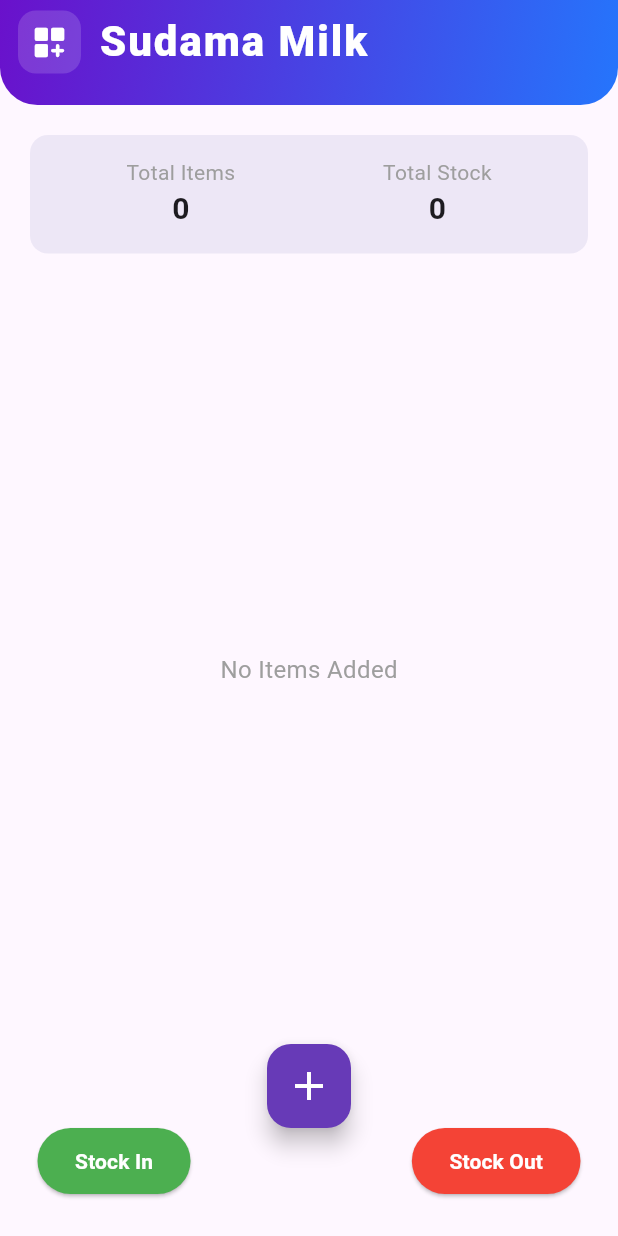
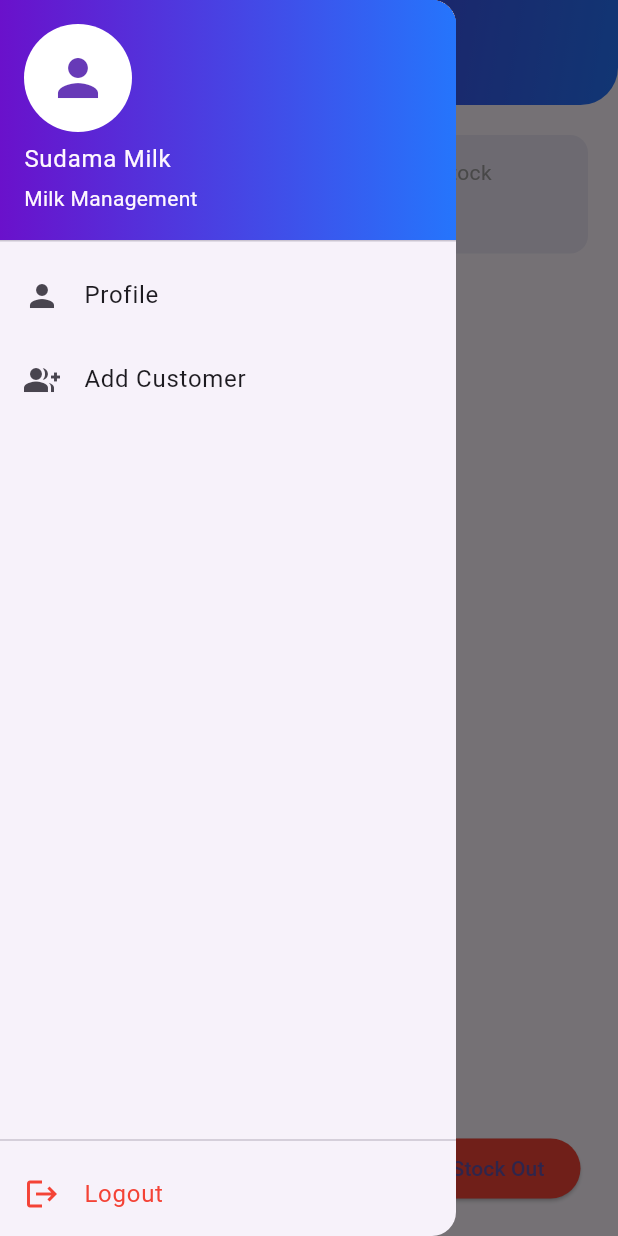
Before and after one commit to umeshsachala/sudama_milk, a Flutter app: the Homescreen screen opened directly, with the side drawer open (before the commit the screen has no drawer), on a phone screen of 412 x 824 dp. Run offline on Flutter 3.47's test engine with Material 3 defaults, Android fonts, the phone set to English and light mode, and no system bars; our stand-ins replace cloud_firestore, firebase_auth, firebase_core, google_sign_in; accounts and stored records are empty.

Commit message:
correct that

```diff
--- a/lib/screens/home_screen.dart
+++ b/lib/screens/home_screen.dart
@@ -3,7 +3,7 @@ import 'package:flutter/material.dart';
 import 'item_management/add_item_screen.dart';
 import 'item_management/stock_in_screen.dart';
 import 'item_management/stock_out_screen.dart';
-import 'item_management/item_detail_screen.dart'; // new import
+import 'item_management/item_detail_screen.dart';
 
 class Homescreen extends StatefulWidget {
   const Homescreen({super.key});
@@ -13,18 +13,24 @@ class Homescreen extends StatefulWidget {
 }
 
 class _HomescreenState extends State<Homescreen> {
-  final CollectionReference itemsRef = FirebaseFirestore.instance.collection('items');
+  final CollectionReference itemsRef =
+  FirebaseFirestore.instance.collection('items');
+
+  final GlobalKey<ScaffoldState> _scaffoldKey = GlobalKey<ScaffoldState>();
 
   @override
   Widget build(BuildContext context) {
     return Scaffold(
+      key: _scaffoldKey,
+      drawer: _appDrawer(context),
+
+      // ---------------- APP BAR ----------------
       appBar: PreferredSize(
         preferredSize: const Size.fromHeight(70),
         child: AppBar(
           elevation: 0,
           automaticallyImplyLeading: false,
           backgroundColor: Colors.transparent,
-
           flexibleSpace: Container(
             decoration: const BoxDecoration(
               gradient: LinearGradient(
@@ -38,15 +44,14 @@ class _HomescreenState extends State<Homescreen> {
               ),
             ),
           ),
-
           titleSpacing: 0,
-
           title: Row(
             children: [
               const SizedBox(width: 12),
 
-              // Left Icon (Glow Effect)
-              Container(
+              GestureDetector(
+                onTap: () => _scaffoldKey.currentState!.openDrawer(),
+                child: Container(
                   padding: const EdgeInsets.all(8),
                   decoration: BoxDecoration(
                     color: Colors.white.withOpacity(0.15),
@@ -58,10 +63,10 @@ class _HomescreenState extends State<Homescreen> {
                     color: Colors.white,
                   ),
                 ),
+              ),
 
               const SizedBox(width: 12),
 
-              // Title
               const Text(
                 "Sudama Milk",
                 style: TextStyle(
@@ -76,34 +81,25 @@ class _HomescreenState extends State<Homescreen> {
         ),
       ),
 
+      // ---------------- BODY ----------------
       body: Padding(
-        padding: const EdgeInsets.symmetric(vertical: 20, horizontal: 20),
+        padding: const EdgeInsets.all(20),
         child: Column(
           children: [
-            // STATS: get totals from snapshot
+            // -------- STATS --------
             StreamBuilder<QuerySnapshot>(
               stream: itemsRef.snapshots(),
               builder: (context, snap) {
-                if (snap.hasError) {
-                  return const Text('Error loading stats');
-                }
                 if (!snap.hasData) {
-                  return Container(
-                    padding: const EdgeInsets.all(15),
-                    decoration: BoxDecoration(
-                      color: Colors.deepPurple.shade50,
-                      borderRadius: BorderRadius.circular(12),
-                    ),
-                    child: const Center(child: CircularProgressIndicator()),
-                  );
+                  return const CircularProgressIndicator();
                 }
 
                 final docs = snap.data!.docs;
                 final totalItems = docs.length;
                 int totalStock = 0;
+
                 for (var d in docs) {
-                  final s = d.get('stock') ?? 0;
-                  totalStock += (s is int) ? s : int.tryParse(s.toString()) ?? 0;
+                  totalStock += (d['stock'] ?? 0) as int;
                 }
 
                 return Container(
@@ -117,14 +113,20 @@ class _HomescreenState extends State<Homescreen> {
                     children: [
                       Column(
                         children: [
-                          const Text("Total Items", style: TextStyle(fontSize: 14, color: Colors.grey)),
-                          Text("$totalItems", style: const TextStyle(fontSize: 20, fontWeight: FontWeight.bold)),
+                          const Text("Total Items",
+                              style: TextStyle(color: Colors.grey)),
+                          Text("$totalItems",
+                              style: const TextStyle(
+                                  fontSize: 20, fontWeight: FontWeight.bold)),
                         ],
                       ),
                       Column(
                         children: [
-                          const Text("Total Stock", style: TextStyle(fontSize: 14, color: Colors.grey)),
-                          Text("$totalStock", style: const TextStyle(fontSize: 20, fontWeight: FontWeight.bold)),
+                          const Text("Total Stock",
+                              style: TextStyle(color: Colors.grey)),
+                          Text("$totalStock",
+                              style: const TextStyle(
+                                  fontSize: 20, fontWeight: FontWeight.bold)),
                         ],
                       ),
                     ],
@@ -135,22 +137,20 @@ class _HomescreenState extends State<Homescreen> {
 
             const SizedBox(height: 20),
 
-            // ITEMS LIST
+            // -------- ITEM LIST --------
             Expanded(
               child: StreamBuilder<QuerySnapshot>(
-                stream: itemsRef.orderBy('updatedAt', descending: true).snapshots(),
-                builder: (context, snapshot) {
-                  if (snapshot.hasError) {
-                    return const Center(child: Text("Error loading items"));
+                stream: itemsRef
+                    .orderBy('updatedAt', descending: true)
+                    .snapshots(),
+                builder: (context, snap) {
+                  if (!snap.hasData) {
+                    return const CircularProgressIndicator();
                   }
-                  if (!snapshot.hasData) {
-                    return const Center(child: CircularProgressIndicator());
-                  }
-                  final docs = snapshot.data!.docs;
+
+                  final docs = snap.data!.docs;
                   if (docs.isEmpty) {
-                    return const Center(
-                      child: Text("No Items Added", style: TextStyle(fontSize: 16, color: Colors.grey)),
-                    );
+                    return const Center(child: Text("No Items Found"));
                   }
 
                   return ListView.builder(
@@ -158,46 +158,23 @@ class _HomescreenState extends State<Homescreen> {
                     itemBuilder: (context, i) {
                       final doc = docs[i];
                       final data = doc.data() as Map<String, dynamic>;
-                      final name = data['name'] ?? 'Unnamed';
-                      final stock = data['stock'] ?? 0;
-                      final ts = data['updatedAt'];
-                      DateTime updated;
-                      if (ts is Timestamp) {
-                        updated = ts.toDate();
-                      } else if (ts is DateTime) {
-                        updated = ts;
-                      } else {
-                        updated = DateTime.now();
-                      }
-                      final hour = (updated.hour % 12 == 0 ? 12 : updated.hour % 12).toString().padLeft(2, '0');
-                      final minute = updated.minute.toString().padLeft(2, '0');
-                      final period = updated.hour >= 12 ? "PM" : "AM";
 
                       return Card(
                         child: ListTile(
-                          title: Text(name),
-                          subtitle: Text("Stock: $stock\nLast update: $hour:$minute $period  ${updated.day}/${updated.month}/${updated.year}"),
+                          title: Text(data['name'] ?? ''),
+                          subtitle:
+                          Text("Stock: ${data['stock'] ?? 0}"),
                           onTap: () {
                             Navigator.push(
                               context,
                               MaterialPageRoute(
-                                builder: (_) => ItemDetailScreen(itemId: doc.id, itemName: name),
+                                builder: (_) => ItemDetailScreen(
+                                  itemId: doc.id,
+                                  itemName: data['name'],
+                                ),
                               ),
                             );
                           },
-                          // trailing: PopupMenuButton<String>(
-                          //   onSelected: (v) async {
-                          //     if (v == 'delete') {
-                          //       await itemsRef.doc(doc.id).delete();
-                          //     } else if (v == 'edit') {
-                          //       // optional: implement edit dialog or screen
-                          //     }
-                          //   },
-                          //   itemBuilder: (_) => const [
-                          //     PopupMenuItem(value: 'edit', child: Text('Edit')),
-                          //     PopupMenuItem(value: 'delete', child: Text('Delete')),
-                          //   ],
-                          // ),
                         ),
                       );
                     },
@@ -209,38 +186,95 @@ class _HomescreenState extends State<Homescreen> {
         ),
       ),
 
+      // ---------------- FAB ----------------
       floatingActionButton: FloatingActionButton(
         backgroundColor: Colors.deepPurple,
         onPressed: () {
-          Navigator.push(context, MaterialPageRoute(builder: (_) => const AddItemScreen()));
+          Navigator.push(
+            context,
+            MaterialPageRoute(builder: (_) => const AddItemScreen()),
+          );
         },
-        child: const Icon(Icons.add, size: 32, color: Colors.white),
+        child: const Icon(Icons.add, color: Colors.white),
       ),
       floatingActionButtonLocation: FloatingActionButtonLocation.centerDocked,
 
+      // ---------------- BOTTOM BAR ----------------
       bottomNavigationBar: Container(
-        height: 100,
+        height: 90,
         padding: const EdgeInsets.symmetric(horizontal: 25),
         child: Row(
           mainAxisAlignment: MainAxisAlignment.spaceBetween,
           children: [
             ElevatedButton(
-              style: ElevatedButton.styleFrom(backgroundColor: Colors.green, padding: const EdgeInsets.symmetric(horizontal: 25, vertical: 12)),
+              style: ElevatedButton.styleFrom(backgroundColor: Colors.green),
               onPressed: () {
-                Navigator.push(context, MaterialPageRoute(builder: (_) => const StockInScreen()));
+                Navigator.push(
+                  context,
+                  MaterialPageRoute(builder: (_) => const StockInScreen()),
+                );
               },
-              child: const Text("Stock In", style: TextStyle(color: Colors.white, fontWeight: FontWeight.bold)),
+              child: const Text("Stock In"),
             ),
             ElevatedButton(
-              style: ElevatedButton.styleFrom(backgroundColor: Colors.red, padding: const EdgeInsets.symmetric(horizontal: 25, vertical: 12)),
+              style: ElevatedButton.styleFrom(backgroundColor: Colors.red),
               onPressed: () {
-                Navigator.push(context, MaterialPageRoute(builder: (_) => const StockOutScreen()));
+                Navigator.push(
+                  context,
+                  MaterialPageRoute(builder: (_) => const StockOutScreen()),
+                );
               },
-              child: const Text("Stock Out", style: TextStyle(color: Colors.white, fontWeight: FontWeight.bold)),
+              child: const Text("Stock Out"),
             ),
           ],
         ),
       ),
     );
   }
+
+  // ---------------- DRAWER ----------------
+  Widget _appDrawer(BuildContext context) {
+    return Drawer(
+      child: Column(
+        children: [
+          UserAccountsDrawerHeader(
+            decoration: const BoxDecoration(
+              gradient: LinearGradient(
+                colors: [Color(0xFF6A11CB), Color(0xFF2575FC)],
+              ),
+            ),
+            accountName: const Text("Sudama Milk"),
+            accountEmail: const Text("Milk Management"),
+            currentAccountPicture: const CircleAvatar(
+              backgroundColor: Colors.white,
+              child: Icon(Icons.person,
+                  size: 40, color: Colors.deepPurple),
+            ),
+          ),
+
+          ListTile(
+            leading: const Icon(Icons.person),
+            title: const Text("Profile"),
+            onTap: () => Navigator.pop(context),
+          ),
+
+          ListTile(
+            leading: const Icon(Icons.group_add),
+            title: const Text("Add Customer"),
+            onTap: () => Navigator.pop(context),
+          ),
+
+          const Spacer(),
+          const Divider(),
+
+          ListTile(
+            leading: const Icon(Icons.logout, color: Colors.red),
+            title: const Text("Logout",
+                style: TextStyle(color: Colors.red)),
+            onTap: () => Navigator.pop(context),
+          ),
+        ],
+      ),
+    );
   }
+}
--- a/lib/screens/item_management/stock_in_screen.dart
+++ b/lib/screens/item_management/stock_in_screen.dart
@@ -161,8 +161,9 @@ class _StockInScreenState extends State<StockInScreen> {
                     final docs = snap.data!.docs;
 
                     return Container(
+                      width: double.infinity, // ✅ container width
                       padding: const EdgeInsets.symmetric(
-                        horizontal: 12,
+                        horizontal: 14,
                         vertical: 6,
                       ),
                       decoration: BoxDecoration(
--- a/lib/screens/item_management/stock_out_screen.dart
+++ b/lib/screens/item_management/stock_out_screen.dart
@@ -219,8 +219,11 @@ class _StockOutScreenState extends State<StockOutScreen> {
                 final docs = snap.data!.docs;
 
                 return Container(
+                  width: double.infinity,
                   padding: const EdgeInsets.symmetric(
-                      horizontal: 12, vertical: 6),
+                    horizontal: 14,
+                    vertical: 6,
+                  ),
                   decoration: BoxDecoration(
                     color: Colors.grey.shade100,
                     borderRadius: BorderRadius.circular(12),
```
Also changed, not shown: lib/screens/item_management/item_detail_screen.dart (+79 -54 lines), pubspec.lock. Lines whose indentation alone changed are shown as unchanged.
